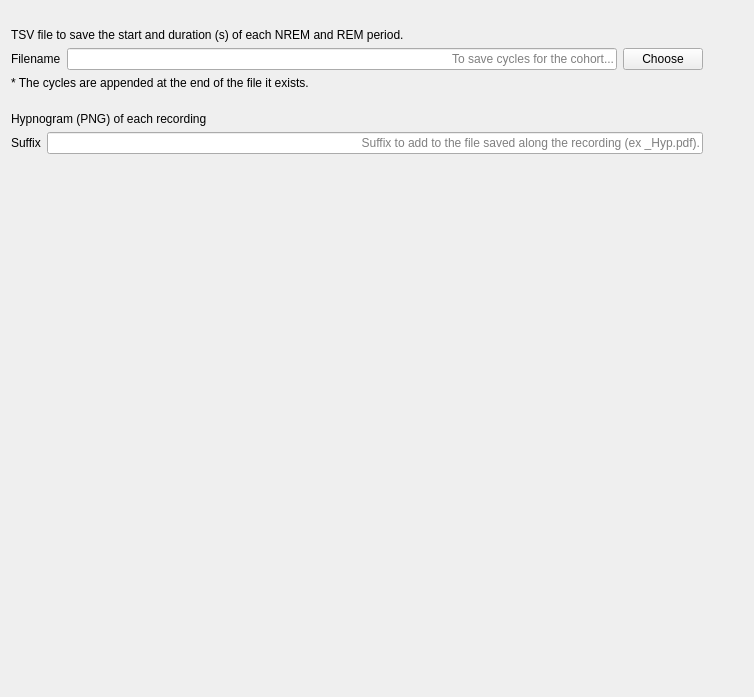
Before: the Qt Designer form tools/CEAMSTools/SleepCycleExport/OutputFileStep/Ui_OutputFileStep.ui in SnoozToolbox/snooz-package-ceams, drawn with Qt 5.
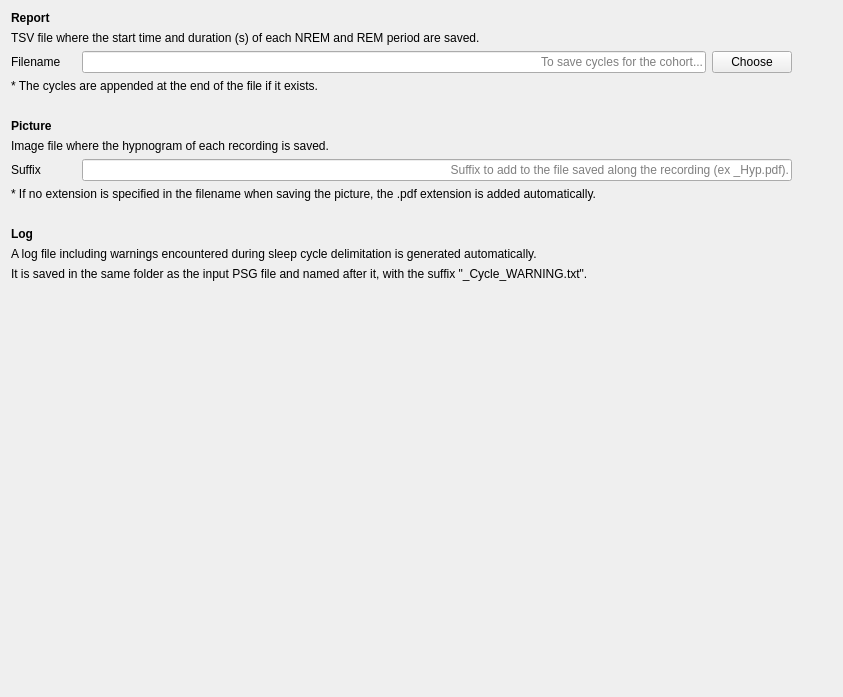
After: the same form once the commit is applied.

Commit message: Added log files for sleep cycle delimiter.

```diff
--- a/tools/CEAMSTools/SleepCycleExport/OutputFileStep/Ui_OutputFileStep.ui
+++ b/tools/CEAMSTools/SleepCycleExport/OutputFileStep/Ui_OutputFileStep.ui
@@ -6,7 +6,7 @@
    <rect>
     <x>0</x>
     <y>0</y>
-    <width>754</width>
+    <width>843</width>
     <height>697</height>
    </rect>
   </property>
@@ -30,10 +30,17 @@
      </property>
     </spacer>
    </item>
+   <item>
+    <widget class="QLabel" name="label_6">
+     <property name="text">
+      <string>&lt;html&gt;&lt;head/&gt;&lt;body&gt;&lt;p&gt;&lt;span style=&quot; font-weight:700;&quot;&gt;Report&lt;/span&gt;&lt;/p&gt;&lt;/body&gt;&lt;/html&gt;</string>
+     </property>
+    </widget>
+   </item>
    <item>
     <widget class="QLabel" name="label_2">
      <property name="text">
-      <string>TSV file to save the start and duration (s) of each NREM and REM period.</string>
+      <string>TSV file where the start time and duration (s) of each NREM and REM period are saved.</string>
      </property>
     </widget>
    </item>
@@ -41,6 +48,12 @@
     <layout class="QHBoxLayout" name="horizontalLayout">
      <item>
       <widget class="QLabel" name="label">
+       <property name="minimumSize">
+        <size>
+         <width>65</width>
+         <height>0</height>
+        </size>
+       </property>
        <property name="text">
         <string>Filename</string>
        </property>
@@ -87,27 +100,37 @@
    <item>
     <widget class="QLabel" name="label_5">
      <property name="text">
-      <string>* The cycles are appended at the end of the file it exists. </string>
+      <string>* The cycles are appended at the end of the file if it exists. </string>
      </property>
     </widget>
    </item>
    <item>
     <spacer name="verticalSpacer_2">
      <property name="orientation">
-      <enum>Qt::Vertical</enum>
+      <enum>Qt::Orientation::Vertical</enum>
+     </property>
+     <property name="sizeType">
+      <enum>QSizePolicy::Policy::Fixed</enum>
      </property>
      <property name="sizeHint" stdset="0">
       <size>
        <width>20</width>
-       <height>40</height>
+       <height>20</height>
       </size>
      </property>
     </spacer>
    </item>
+   <item>
+    <widget class="QLabel" name="label_7">
+     <property name="text">
+      <string>&lt;html&gt;&lt;head/&gt;&lt;body&gt;&lt;p&gt;&lt;span style=&quot; font-weight:700;&quot;&gt;Picture&lt;/span&gt;&lt;/p&gt;&lt;/body&gt;&lt;/html&gt;</string>
+     </property>
+    </widget>
+   </item>
    <item>
     <widget class="QLabel" name="label_3">
      <property name="text">
-      <string>Hypnogram (PNG) of each recording</string>
+      <string>Image file where the hypnogram of each recording is saved.</string>
      </property>
     </widget>
    </item>
@@ -115,6 +138,12 @@
     <layout class="QHBoxLayout" name="horizontalLayout_2">
      <item>
       <widget class="QLabel" name="label_4">
+       <property name="minimumSize">
+        <size>
+         <width>65</width>
+         <height>0</height>
+        </size>
+       </property>
        <property name="text">
         <string>Suffix</string>
        </property>
@@ -148,6 +177,50 @@
      </item>
     </layout>
    </item>
+   <item>
+    <widget class="QLabel" name="label_9">
+     <property name="text">
+      <string>* If no extension is specified in the filename when saving the picture, the .pdf extension is added automatically.</string>
+     </property>
+    </widget>
+   </item>
+   <item>
+    <spacer name="verticalSpacer_5">
+     <property name="orientation">
+      <enum>Qt::Orientation::Vertical</enum>
+     </property>
+     <property name="sizeType">
+      <enum>QSizePolicy::Policy::Fixed</enum>
+     </property>
+     <property name="sizeHint" stdset="0">
+      <size>
+       <width>20</width>
+       <height>20</height>
+      </size>
+     </property>
+    </spacer>
+   </item>
+   <item>
+    <widget class="QLabel" name="label_8">
+     <property name="text">
+      <string>&lt;html&gt;&lt;head/&gt;&lt;body&gt;&lt;p&gt;&lt;span style=&quot; font-weight:700;&quot;&gt;Log&lt;/span&gt;&lt;/p&gt;&lt;/body&gt;&lt;/html&gt;</string>
+     </property>
+    </widget>
+   </item>
+   <item>
+    <widget class="QLabel" name="label_10">
+     <property name="text">
+      <string>A log file including warnings encountered during sleep cycle delimitation is generated automatically. </string>
+     </property>
+    </widget>
+   </item>
+   <item>
+    <widget class="QLabel" name="label_12">
+     <property name="text">
+      <string>It is saved in the same folder as the input PSG file and named after it, with the suffix &quot;_Cycle_WARNING.txt&quot;.</string>
+     </property>
+    </widget>
+   </item>
    <item>
     <spacer name="verticalSpacer">
      <property name="orientation">
```
Left out of the diff: 19 changed lines with no effect on the pictures. The commit also changes 3 other files.
